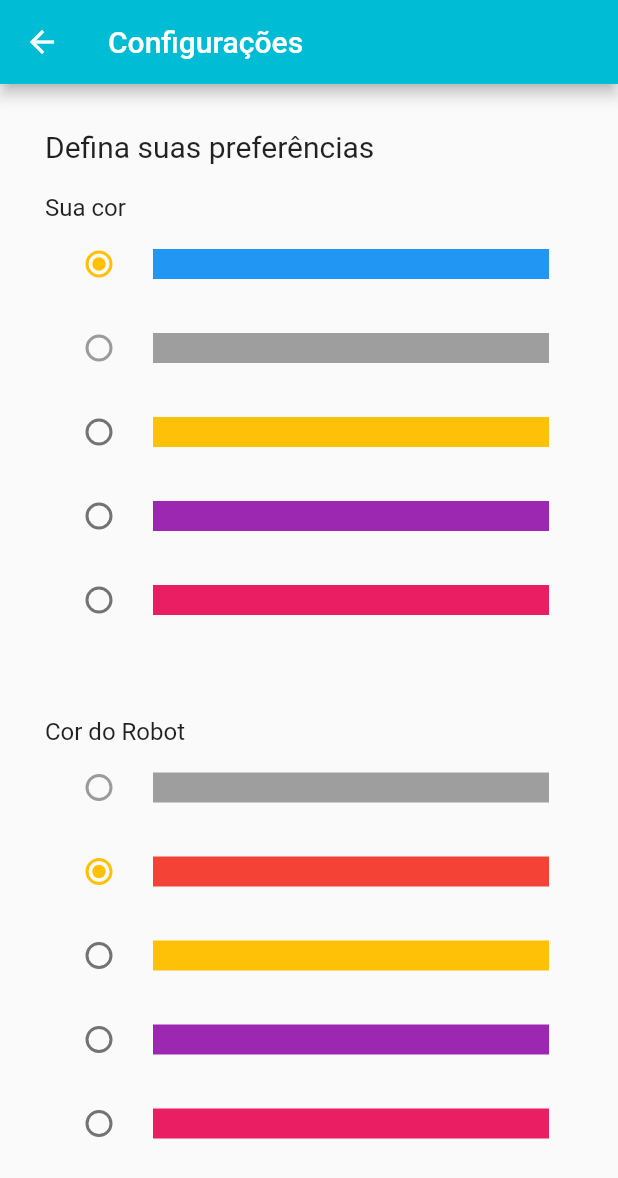
After one commit to suelbrito/pontinhos, a Flutter app: the SettingsScreen screen opened by its route, on a phone screen of 412 x 824 dp. The commit adds this screen. Shown: the top 1178 px of the screen. Run offline on Flutter 3.47's test engine with Material 2 defaults, Android fonts, the light colour scheme and no system bars.

Commit message:
Tela de configurações

```diff
--- a/lib/components/pontuacao.dart
+++ b/lib/components/pontuacao.dart
@@ -26,7 +26,7 @@ class Pontuacao extends StatelessWidget {
                 ])),
             width: 90,
             height: 70,
-            color: Colors.blue.shade300),
+            color: globals.coresLight[globals.indexCorUsuario]),
         const SizedBox(width: 10),
         Container(
             child: Center(
@@ -41,7 +41,7 @@ class Pontuacao extends StatelessWidget {
                 ])),
             width: 90,
             height: 70,
-            color: Colors.red.shade300)
+            color: globals.coresLight[globals.indexCorRobot])
       ])
     ]);
   }
--- a/lib/data/data.dart
+++ b/lib/data/data.dart
@@ -4,6 +4,21 @@ import 'package:pontinhos/models/partida.dart';
 import 'package:pontinhos/models/risco.dart';
 
 enum User { me, robot }
+
+const List<Color> cores = [
+  Colors.blue,
+  Colors.red,
+  Colors.amber,
+  Colors.purple,
+  Colors.pink
+];
+List<Color> coresLight = [
+  Colors.blue.shade300,
+  Colors.red.shade300,
+  Colors.amber.shade300,
+  Colors.purple.shade300,
+  Colors.pink.shade300
+];
 
 const Map<String, List<String>> riscosAreas = {
   "11": ["h11", "h21", "v11", "v12"],
@@ -60,7 +75,9 @@ const Map<String, List<String>> riscosAreas = {
 User jogadorAtual = User.me;
 
 int pontosUsuario = 0;
+int indexCorUsuario = 0;
 int pontosRobot = 0;
+int indexCorRobot = 1;
 
 List<String> jogadasRestantes = [
   "h11",
--- a/lib/main.dart
+++ b/lib/main.dart
@@ -2,6 +2,7 @@ import 'package:flutter/material.dart';
 import 'package:pontinhos/screens/game_screen.dart';
 import 'package:pontinhos/screens/help_screen.dart';
 import 'package:pontinhos/screens/matches_screen.dart';
+import 'package:pontinhos/screens/settings_screen.dart';
 import 'package:pontinhos/screens/tabs_screen.dart';
 import 'package:pontinhos/utils/app_routes.dart';
 
@@ -32,7 +33,7 @@ class MyApp extends StatelessWidget {
         AppRoutes.GAME: (ctx) => const GameScreen(),
         AppRoutes.HELP: (ctx) => const HelpScreen(),
         AppRoutes.MATCHES: (ctx) => const MatchesScreen(),
-        //AppRoutes.SETTINGS: (ctx) => SettingsScreen(),
+        AppRoutes.SETTINGS: (ctx) => const SettingsScreen(),
       },
     );
   }
--- /dev/null
+++ b/lib/screens/settings_screen.dart
@@ -0,0 +1,277 @@
+import 'package:flutter/material.dart';
+import 'package:pontinhos/data/data.dart';
+import 'package:pontinhos/models/area.dart';
+import 'package:pontinhos/models/risco.dart';
+import 'package:pontinhos/utils/app_routes.dart';
+import 'package:pontinhos/data/data.dart' as globals;
+
+class SettingsScreen extends StatefulWidget {
+  const SettingsScreen({Key? key}) : super(key: key);
+
+  @override
+  State<SettingsScreen> createState() => _SettingsScreenState();
+}
+
+class _SettingsScreenState extends State<SettingsScreen> {
+  final GlobalKey<FormState> _formKey = GlobalKey<FormState>();
+  int? _corUsuario = globals.indexCorUsuario;
+  int? _corRobot = globals.indexCorRobot;
+
+  mudarCor(User usuario, value) {
+    setState(() {
+      if (usuario == User.me) {
+        _corUsuario = value;
+        globals.indexCorUsuario = value;
+      } else {
+        _corRobot = value;
+        globals.indexCorRobot = value;
+      }
+      atualizarCores();
+    });
+  }
+
+  atualizarCores() {
+    int index = 0;
+    for (Risco item in globals.riscos) {
+      Risco novo = Risco(
+          id: item.id,
+          usuario: item.usuario,
+          color: globals.cores[(item.usuario == User.me)
+              ? globals.indexCorUsuario
+              : globals.indexCorRobot]);
+      index = globals.riscos.indexOf(item);
+      globals.riscos[index] = novo;
+    }
+
+    for (Area item in globals.areas) {
+      Area novo = Area(
+          id: item.id,
+          jogador: item.jogador,
+          color: globals.coresLight[(item.jogador == User.me)
+              ? globals.indexCorUsuario
+              : globals.indexCorRobot]);
+      index = globals.areas.indexOf(item);
+      globals.areas[index] = novo;
+    }
+  }
+
+  @override
+  Widget build(BuildContext context) {
+    return Scaffold(
+        appBar: AppBar(
+          title: const Text('Configurações'),
+          leading: InkWell(
+            onTap: () {
+              Navigator.of(context).pushReplacementNamed(AppRoutes.HOME);
+            },
+            child: const Icon(
+              Icons.arrow_back,
+            ),
+          ),
+        ),
+        body: SingleChildScrollView(
+          child: Padding(
+              padding: const EdgeInsets.symmetric(vertical: 30, horizontal: 30),
+              child: Form(
+                key: _formKey,
+                child: Column(
+                  children: <Widget>[
+                    const Align(
+                      child: Text(
+                        'Defina suas preferências',
+                        style: TextStyle(fontSize: 20.0),
+                      ),
+                      alignment: FractionalOffset.topLeft,
+                    ),
+                    const SizedBox(height: 20),
+                    const Align(
+                      child: Text('Sua cor', style: TextStyle(fontSize: 16.0)),
+                      alignment: FractionalOffset.topLeft,
+                    ),
+                    // Blue
+                    RadioListTile<int>(
+                      title: SizedBox(
+                        height: 20,
+                        child: Container(
+                          color:
+                              (_corRobot == 0) ? Colors.grey : globals.cores[0],
+                        ),
+                      ),
+                      value: 0,
+                      groupValue: _corUsuario,
+                      onChanged: (_corRobot == 0)
+                          ? null
+                          : (int? value) {
+                              mudarCor(User.me, value);
+                            },
+                    ),
+                    // Red
+                    RadioListTile<int>(
+                      title: SizedBox(
+                        height: 20,
+                        child: Container(
+                          color:
+                              (_corRobot == 1) ? Colors.grey : globals.cores[1],
+                        ),
+                      ),
+                      value: 1,
+                      groupValue: _corUsuario,
+                      onChanged: (_corRobot == 1)
+                          ? null
+                          : (int? value) {
+                              mudarCor(User.me, value);
+                            },
+                    ),
+                    // Amber
+                    RadioListTile<int>(
+                      title: SizedBox(
+                        height: 20,
+                        child: Container(
+                          color:
+                              (_corRobot == 2) ? Colors.grey : globals.cores[2],
+                        ),
+                      ),
+                      value: 2,
+                      groupValue: _corUsuario,
+                      onChanged: (_corRobot == 2)
+                          ? null
+                          : (int? value) {
+                              mudarCor(User.me, value);
+                            },
+                    ),
+                    // Purple
+                    RadioListTile<int>(
+                      title: SizedBox(
+                        height: 20,
+                        child: Container(
+                          color:
+                              (_corRobot == 3) ? Colors.grey : globals.cores[3],
+                        ),
+                      ),
+                      value: 3,
+                      groupValue: _corUsuario,
+                      onChanged: (_corRobot == 3)
+                          ? null
+                          : (int? value) {
+                              mudarCor(User.me, value);
+                            },
+                    ),
+                    // Pink
+                    RadioListTile<int>(
+                      title: SizedBox(
+                        height: 20,
+                        child: Container(
+                          color:
+                              (_corRobot == 4) ? Colors.grey : globals.cores[4],
+                        ),
+                      ),
+                      value: 4,
+                      groupValue: _corUsuario,
+                      onChanged: (_corRobot == 4)
+                          ? null
+                          : (int? value) {
+                              mudarCor(User.me, value);
+                            },
+                    ),
+                    const SizedBox(height: 50),
+                    const Align(
+                      child: Text('Cor do Robot',
+                          style: TextStyle(fontSize: 16.0)),
+                      alignment: FractionalOffset.bottomLeft,
+                    ),
+                    // Blue
+                    RadioListTile<int>(
+                      title: SizedBox(
+                        height: 20,
+                        child: Container(
+                          color: (_corUsuario == 0)
+                              ? Colors.grey
+                              : globals.cores[0],
+                        ),
+                      ),
+                      value: 0,
+                      groupValue: _corRobot,
+                      onChanged: (_corUsuario == 0)
+                          ? null
+                          : (int? value) {
+                              mudarCor(User.robot, value);
+                            },
+                    ),
+                    // Red
+                    RadioListTile<int>(
+                      title: SizedBox(
+                        height: 20,
+                        child: Container(
+                          color: (_corUsuario == 1)
+                              ? Colors.grey
+                              : globals.cores[1],
+                        ),
+                      ),
+                      value: 1,
+                      groupValue: _corRobot,
+                      onChanged: (_corUsuario == 1)
+                          ? null
+                          : (int? value) {
+                              mudarCor(User.robot, value);
+                            },
+                    ),
+                    // Amber
+                    RadioListTile<int>(
+                      title: SizedBox(
+                        height: 20,
+                        child: Container(
+                          color: (_corUsuario == 2)
+                              ? Colors.grey
+                              : globals.cores[2],
+                        ),
+                      ),
+                      value: 2,
+                      groupValue: _corRobot,
+                      onChanged: (_corUsuario == 2)
+                          ? null
+                          : (int? value) {
+                              mudarCor(User.robot, value);
+                            },
+                    ),
+                    // Purple
+                    RadioListTile<int>(
+                      title: SizedBox(
+                        height: 20,
+                        child: Container(
+                          color: (_corUsuario == 3)
+                              ? Colors.grey
+                              : globals.cores[3],
+                        ),
+                      ),
+                      value: 3,
+                      groupValue: _corRobot,
+                      onChanged: (_corUsuario == 3)
+                          ? null
+                          : (int? value) {
+                              mudarCor(User.robot, value);
+                            },
+                    ),
+                    // Pink
+                    RadioListTile<int>(
+                      title: SizedBox(
+                        height: 20,
+                        child: Container(
+                          color: (_corUsuario == 4)
+                              ? Colors.grey
+                              : globals.cores[4],
+                        ),
+                      ),
+                      value: 4,
+                      groupValue: _corRobot,
+                      onChanged: (_corUsuario == 4)
+                          ? null
+                          : (int? value) {
+                              mudarCor(User.robot, value);
+                            },
+                    ),
+                  ],
+                ),
+              )),
+        ));
+  }
+}
```
Also changed, not shown: lib/utils/functions.dart (+8 -9 lines).
